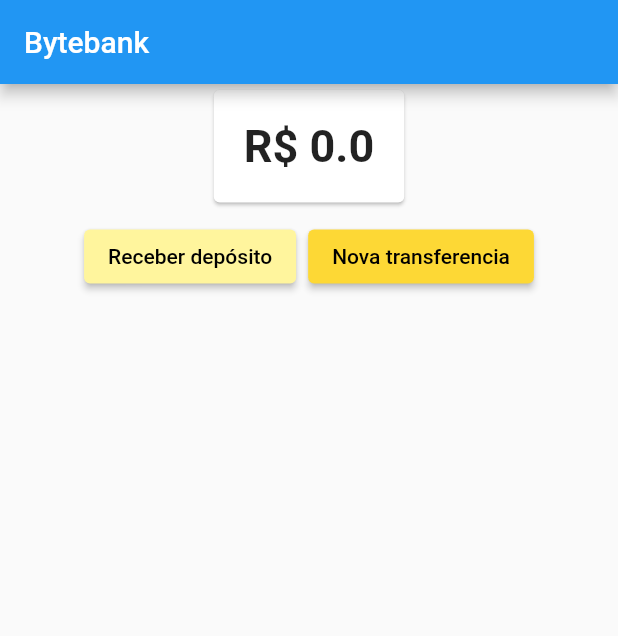
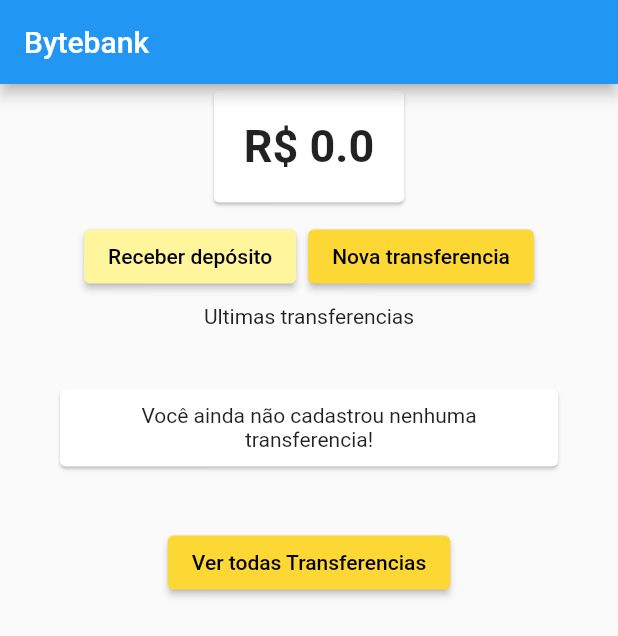
Before and after one commit to brunocardoso1/studying_provider, a Flutter app: the screen it shows after launch, on a phone screen of 412 x 824 dp. Shown: the top 636 px of the screen. Run offline on Flutter 3.47's test engine with Material 2 defaults, Android fonts, the phone set to English and light mode, and no system bars.

Commit message:
added transferencias list

```diff
--- a/lib/main.dart
+++ b/lib/main.dart
@@ -3,11 +3,12 @@ import 'package:provider/provider.dart';
 import 'package:studying_provider/screens/dashboard/dashboard.dart';
 
 import 'models/saldo.dart';
+import 'models/transferencias.dart';
 
 void main() => runApp(MultiProvider(
   providers: [
     ChangeNotifierProvider(create: (context) => Saldo(0)),
-
+    ChangeNotifierProvider(create: (context) => Transferencias()),
   ],
   child: MyApp(),
 
--- a/lib/models/transferencias.dart
+++ b/lib/models/transferencias.dart
@@ -0,0 +1,15 @@
+
+import 'package:flutter/cupertino.dart';
+import 'package:studying_provider/models/transferencia.dart';
+
+class Transferencias extends ChangeNotifier {
+
+  final List<Transferencia> _transferencias = [];
+
+  List<Transferencia> get transferencias => _transferencias;
+
+  adiciona(Transferencia novaTransferencia){
+    transferencias.add(novaTransferencia);
+    notifyListeners();
+  }
+}
--- a/lib/screens/dashboard/dashboard.dart
+++ b/lib/screens/dashboard/dashboard.dart
@@ -2,6 +2,8 @@ import 'package:flutter/material.dart';
 import 'package:studying_provider/screens/dashboard/saldo.dart';
 import 'package:studying_provider/screens/deposito/formulario.dart';
 import 'package:studying_provider/screens/transferencia/formulario.dart';
+import 'package:studying_provider/screens/transferencia/lista.dart';
+import 'package:studying_provider/screens/transferencia/ultimas.dart';
 
 class Dashboard extends StatelessWidget {
   @override
@@ -34,20 +36,25 @@ class Dashboard extends StatelessWidget {
                 },
               ),
               ElevatedButton(
-                style: ButtonStyle(
-                  backgroundColor: MaterialStateProperty.all(Colors.yellow[600]),
-                ),
+                  style: ButtonStyle(
+                    backgroundColor:
+                        MaterialStateProperty.all(Colors.yellow[600]),
+                  ),
                   onPressed: () {
                     Navigator.push(context,
                         MaterialPageRoute(builder: (context) {
                       return FormularioTransferencia();
                     }));
                   },
-                  child: Text("Nova transferencia", style: TextStyle(
-                    color: Colors.black,
-                  ),))
+                  child: Text(
+                    "Nova transferencia",
+                    style: TextStyle(
+                      color: Colors.black,
+                    ),
+                  ))
             ],
           ),
+          UltimasTransferencias(),
         ],
       ),
     );
--- /dev/null
+++ b/lib/screens/transferencia/ultimas.dart
@@ -0,0 +1,72 @@
+import 'package:flutter/cupertino.dart';
+import 'package:flutter/material.dart';
+import 'package:provider/provider.dart';
+import 'package:studying_provider/models/transferencias.dart';
+
+import 'lista.dart';
+
+final _titulo = 'Ultimas transferencias';
+
+class UltimasTransferencias extends StatelessWidget {
+  Widget build(BuildContext context) {
+    return Column(
+      children: [
+        Text(_titulo),
+        Consumer<Transferencias>(
+          builder: (context, transferencias, child) {
+
+            final _ultimasTransferencias = transferencias.transferencias.reversed.toList();
+            final _quantidade = transferencias.transferencias.length;
+            int tamanho = 2;
+
+            if(_quantidade == 0){
+              return SemTransferenciaCadastrada();
+            }
+
+            if (_quantidade < 2) {
+              tamanho = _quantidade;
+            }
+
+            return ListView.builder(
+              padding: const EdgeInsets.all(8),
+              itemCount: 2,
+              shrinkWrap: true,
+              itemBuilder: (context, indice) {
+                return ItemTransferencia(_ultimasTransferencias[indice]);
+              },
+            );
+          },
+        ),
+        ElevatedButton(
+            style: ButtonStyle(
+              backgroundColor: MaterialStateProperty.all(Colors.yellow[600]),
+            ),
+            onPressed: () {
+              Navigator.push(context, MaterialPageRoute(builder: (context) {
+                return ListaTransferencias();
+              }));
+            },
+            child: Text(
+              "Ver todas Transferencias",
+              style: TextStyle(
+                color: Colors.black,
+              ),
+            )),
+      ],
+    );
+  }
+}
+
+
+class SemTransferenciaCadastrada extends StatelessWidget {
+
+  Widget build(BuildContext context) {
+    return Card(
+      margin: EdgeInsets.all(40),
+      child: Padding(
+        padding: EdgeInsets.all(10),
+        child: Text('Você ainda não cadastrou nenhuma transferencia!', textAlign: TextAlign.center,),
+      ),
+    );
+  }
+}
```
Also changed, not shown: lib/models/transferencia.dart (+8 -3 lines), lib/screens/transferencia/formulario.dart (+22 -10 lines), lib/screens/transferencia/lista.dart (+16 -29 lines).
